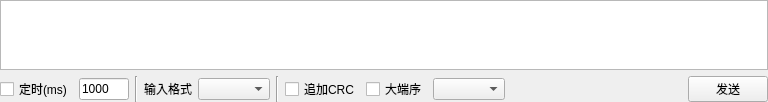
x-tools-author/x-tools, file Src/Common/SAKDebugPage/Input/InputDataItem.ui: the form before one commit.
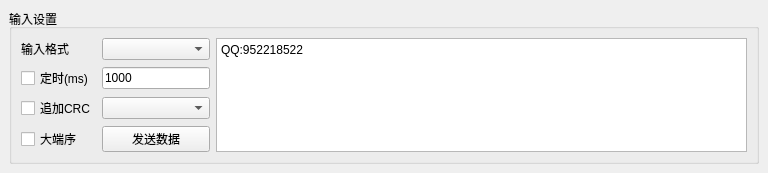
The form after the commit.

Commit message: 完成发送数据多输入框输入功能

```diff
--- a/Src/Common/SAKDebugPage/Input/InputDataItem.ui
+++ b/Src/Common/SAKDebugPage/Input/InputDataItem.ui
@@ -7,25 +7,95 @@
     <x>0</x>
     <y>0</y>
     <width>768</width>
-    <height>100</height>
+    <height>151</height>
    </rect>
   </property>
+  <property name="minimumSize">
+   <size>
+    <width>0</width>
+    <height>0</height>
+   </size>
+  </property>
   <property name="windowTitle">
    <string>Form</string>
   </property>
-  <layout class="QGridLayout" name="gridLayout">
+  <layout class="QVBoxLayout" name="verticalLayout">
    <property name="leftMargin">
-    <number>0</number>
+    <number>9</number>
    </property>
    <property name="topMargin">
-    <number>0</number>
+    <number>9</number>
    </property>
    <property name="rightMargin">
-    <number>0</number>
+    <number>9</number>
    </property>
    <property name="bottomMargin">
-    <number>0</number>
+    <number>9</number>
    </property>
+   <item>
+    <widget class="QGroupBox" name="groupBox">
+     <property name="minimumSize">
+      <size>
+       <width>0</width>
+       <height>0</height>
+      </size>
+     </property>
+     <property name="title">
+      <string>输入设置</string>
+     </property>
+     <layout class="QGridLayout" name="gridLayout_2">
+      <item row="2" column="0">
+       <widget class="QCheckBox" name="addCrcCheckBox">
+        <property name="text">
+         <string>追加CRC</string>
+        </property>
+       </widget>
+      </item>
+      <item row="3" column="1">
+       <widget class="QPushButton" name="sendPushButton">
+        <property name="text">
+         <string>发送数据</string>
+        </property>
+       </widget>
+      </item>
+      <item row="0" column="0">
+       <widget class="QLabel" name="label">
+        <property name="text">
+         <string>输入格式</string>
+        </property>
+       </widget>
+      </item>
+      <item row="0" column="1">
+       <widget class="QComboBox" name="textFormatComboBox"/>
+      </item>
+      <item row="0" column="4" rowspan="4">
+       <widget class="QTextEdit" name="inputDataTextEdit">
+        <property name="html">
+         <string>&lt;!DOCTYPE HTML PUBLIC &quot;-//W3C//DTD HTML 4.0//EN&quot; &quot;http://www.w3.org/TR/REC-html40/strict.dtd&quot;&gt;
+&lt;html&gt;&lt;head&gt;&lt;meta name=&quot;qrichtext&quot; content=&quot;1&quot; /&gt;&lt;style type=&quot;text/css&quot;&gt;
+p, li { white-space: pre-wrap; }
+&lt;/style&gt;&lt;/head&gt;&lt;body style=&quot; font-family:'SimSun'; font-size:9pt; font-weight:400; font-style:normal;&quot;&gt;
+&lt;p style=&quot; margin-top:0px; margin-bottom:0px; margin-left:0px; margin-right:0px; -qt-block-indent:0; text-indent:0px;&quot;&gt;QQ:952218522&lt;/p&gt;&lt;/body&gt;&lt;/html&gt;</string>
+        </property>
+       </widget>
+      </item>
+      <item row="2" column="1">
+       <widget class="QComboBox" name="crcModelComboBox">
+        <property name="sizePolicy">
+         <sizepolicy hsizetype="Preferred" vsizetype="Fixed">
+          <horstretch>0</horstretch>
+          <verstretch>0</verstretch>
+         </sizepolicy>
+        </property>
+       </widget>
+      </item>
+      <item row="3" column="0">
+       <widget class="QCheckBox" name="bigEndianCheckBox">
+        <property name="text">
+         <string>大端序</string>
+        </property>
+       </widget>
+      </item>
    <item row="1" column="0">
     <widget class="QCheckBox" name="timingCheckBox">
      <property name="text">
@@ -33,27 +103,17 @@
      </property>
     </widget>
    </item>
-   <item row="1" column="2">
-    <widget class="Line" name="line">
-     <property name="orientation">
-      <enum>Qt::Vertical</enum>
-     </property>
-    </widget>
-   </item>
-   <item row="1" column="4">
-    <widget class="QComboBox" name="textFormatComboBox"/>
-   </item>
    <item row="1" column="1">
     <widget class="QLineEdit" name="timingTimeLineEdit">
      <property name="sizePolicy">
-      <sizepolicy hsizetype="Fixed" vsizetype="Fixed">
+         <sizepolicy hsizetype="Preferred" vsizetype="Fixed">
        <horstretch>0</horstretch>
        <verstretch>0</verstretch>
       </sizepolicy>
      </property>
      <property name="maximumSize">
       <size>
-       <width>50</width>
+          <width>16777215</width>
        <height>16777215</height>
       </size>
      </property>
@@ -62,60 +122,9 @@
      </property>
     </widget>
    </item>
-   <item row="1" column="6">
-    <widget class="QCheckBox" name="checkBox">
-     <property name="text">
-      <string>追加CRC</string>
-     </property>
+     </layout>
     </widget>
    </item>
-   <item row="1" column="7">
-    <widget class="QCheckBox" name="checkBox_2">
-     <property name="text">
-      <string>大端序</string>
-     </property>
-    </widget>
-   </item>
-   <item row="1" column="3">
-    <widget class="QLabel" name="label">
-     <property name="text">
-      <string>输入格式</string>
-     </property>
-    </widget>
-   </item>
-   <item row="1" column="8">
-    <widget class="QComboBox" name="comboBox"/>
-   </item>
-   <item row="1" column="10">
-    <widget class="QPushButton" name="sendPushButton">
-     <property name="text">
-      <string>发送</string>
-     </property>
-    </widget>
-   </item>
-   <item row="0" column="0" colspan="11">
-    <widget class="QTextEdit" name="inputDataTextEdit"/>
-   </item>
-   <item row="1" column="5">
-    <widget class="Line" name="line_2">
-     <property name="orientation">
-      <enum>Qt::Vertical</enum>
-     </property>
-    </widget>
-   </item>
-   <item row="1" column="9">
-    <spacer name="horizontalSpacer">
-     <property name="orientation">
-      <enum>Qt::Horizontal</enum>
-     </property>
-     <property name="sizeHint" stdset="0">
-      <size>
-       <width>40</width>
-       <height>20</height>
-      </size>
-     </property>
-    </spacer>
-   </item>
   </layout>
  </widget>
  <resources/>
```
Lines whose indentation alone changed are shown as unchanged. The commit also changes 7 other files.
